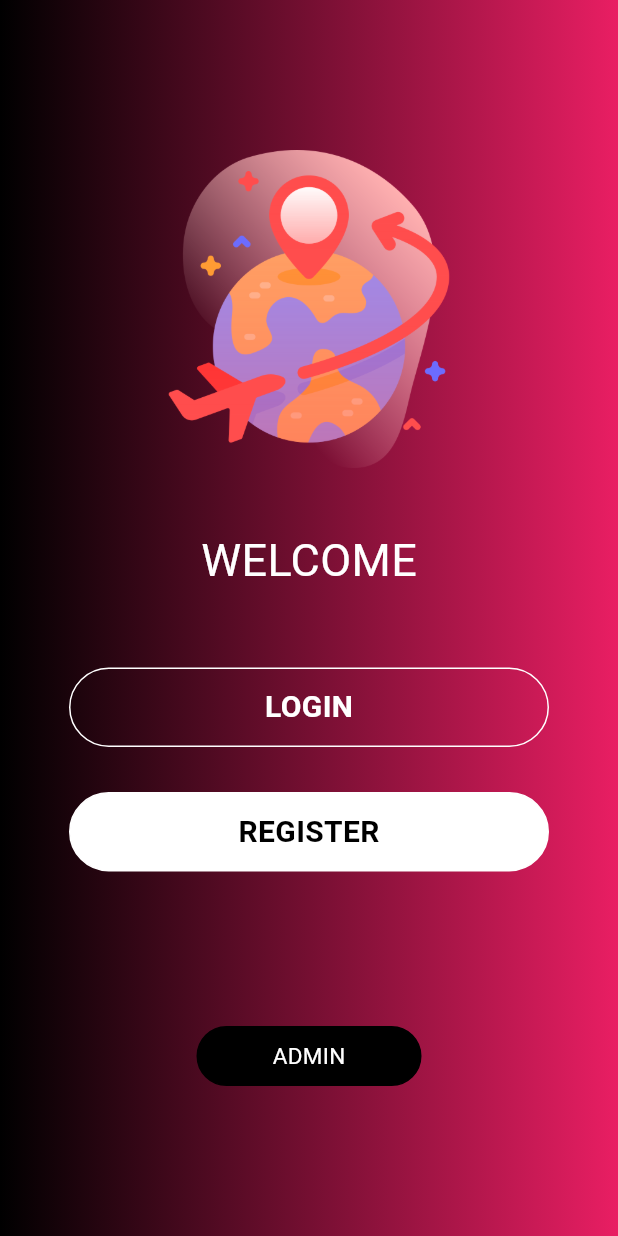
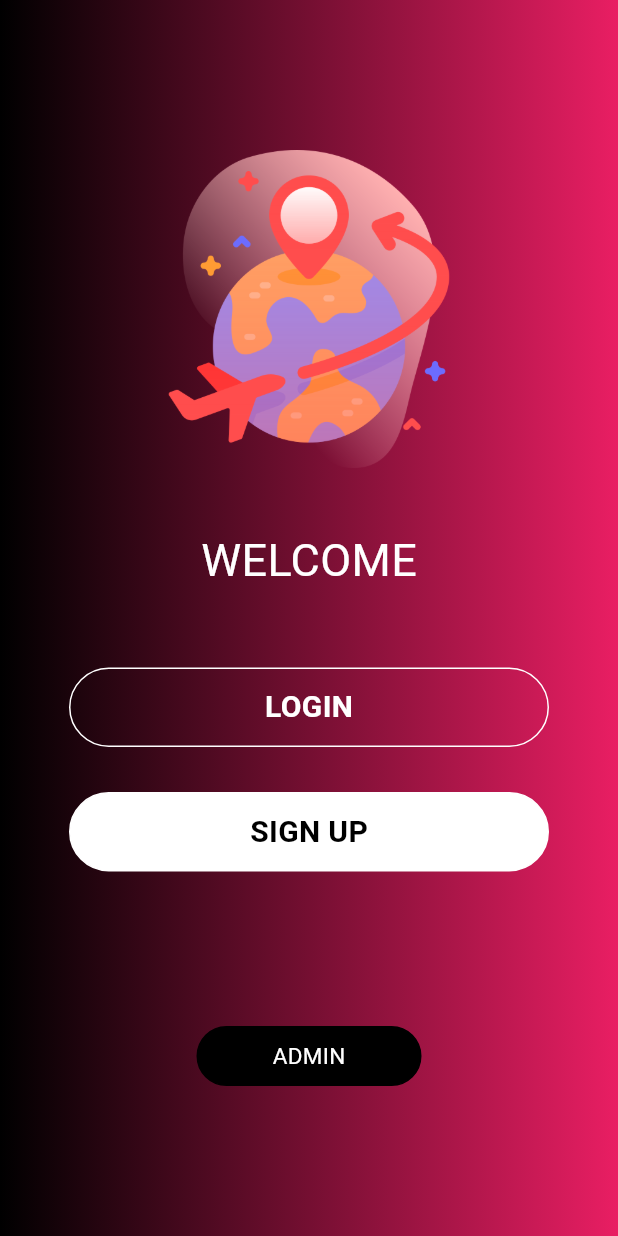
Before and after one commit to Collinstoo/Anga-App, a Flutter app: the screen it shows after launch, on a phone screen of 412 x 824 dp. Run offline on Flutter 3.47's test engine with Material 3 defaults, Android fonts, the phone set to English and light mode, and no system bars; our stand-ins replace intl_phone_field; Roboto replaces fonts that are missing (inter).

Commit message:
sign up button

```diff
--- a/lib/WelcomeScreen.dart
+++ b/lib/WelcomeScreen.dart
@@ -68,7 +68,7 @@ class WelcomeScreen extends StatelessWidget {
                     borderRadius: BorderRadius.circular(30),
                     border: Border.all(color: Colors.white),
                   ),
-                  child: const Center(child: Text('REGISTER',style: TextStyle(
+                  child: const Center(child: Text('SIGN UP',style: TextStyle(
                       fontSize: 20,
                       fontWeight: FontWeight.bold,
                       color: Colors.black
```
